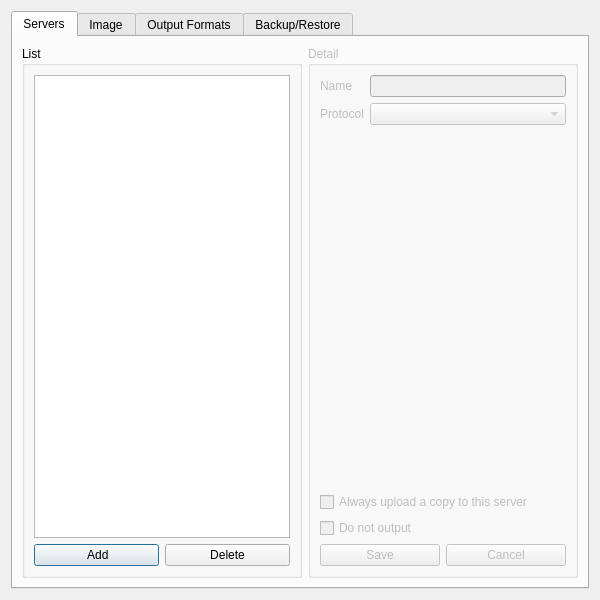
This is src/configdialog.ui in klesh/fu as Qt 5 draws it before an edit. The edited form follows.
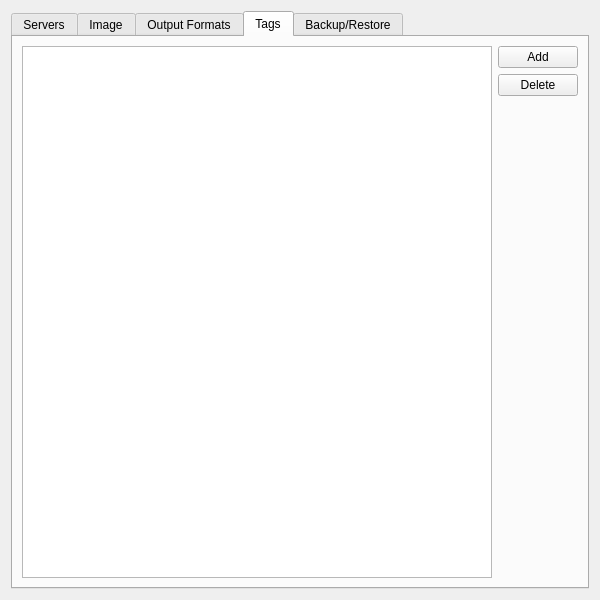
This is the edited form. Icons and pictures are not drawn.

```diff
--- a/src/configdialog.ui
+++ b/src/configdialog.ui
@@ -27,7 +27,7 @@
    <item>
     <widget class="QTabWidget" name="tabs">
      <property name="currentIndex">
-      <number>0</number>
+      <number>3</number>
      </property>
      <widget class="QWidget" name="tabServers">
       <attribute name="title">
@@ -539,6 +539,47 @@
        </item>
       </layout>
      </widget>
+     <widget class="QWidget" name="tab">
+      <attribute name="title">
+       <string>Tags</string>
+      </attribute>
+      <layout class="QHBoxLayout" name="horizontalLayout_3">
+       <item>
+        <widget class="QListWidget" name="listWidget"/>
+       </item>
+       <item>
+        <layout class="QVBoxLayout" name="verticalLayout_4">
+         <item>
+          <widget class="QPushButton" name="pushButton">
+           <property name="text">
+            <string>Add</string>
+           </property>
+          </widget>
+         </item>
+         <item>
+          <widget class="QPushButton" name="pushButton_2">
+           <property name="text">
+            <string>Delete</string>
+           </property>
+          </widget>
+         </item>
+         <item>
+          <spacer name="verticalSpacer_4">
+           <property name="orientation">
+            <enum>Qt::Vertical</enum>
+           </property>
+           <property name="sizeHint" stdset="0">
+            <size>
+             <width>20</width>
+             <height>40</height>
+            </size>
+           </property>
+          </spacer>
+         </item>
+        </layout>
+       </item>
+      </layout>
+     </widget>
      <widget class="QWidget" name="tabBackupRestore">
       <attribute name="title">
        <string>Backup/Restore</string>
```
